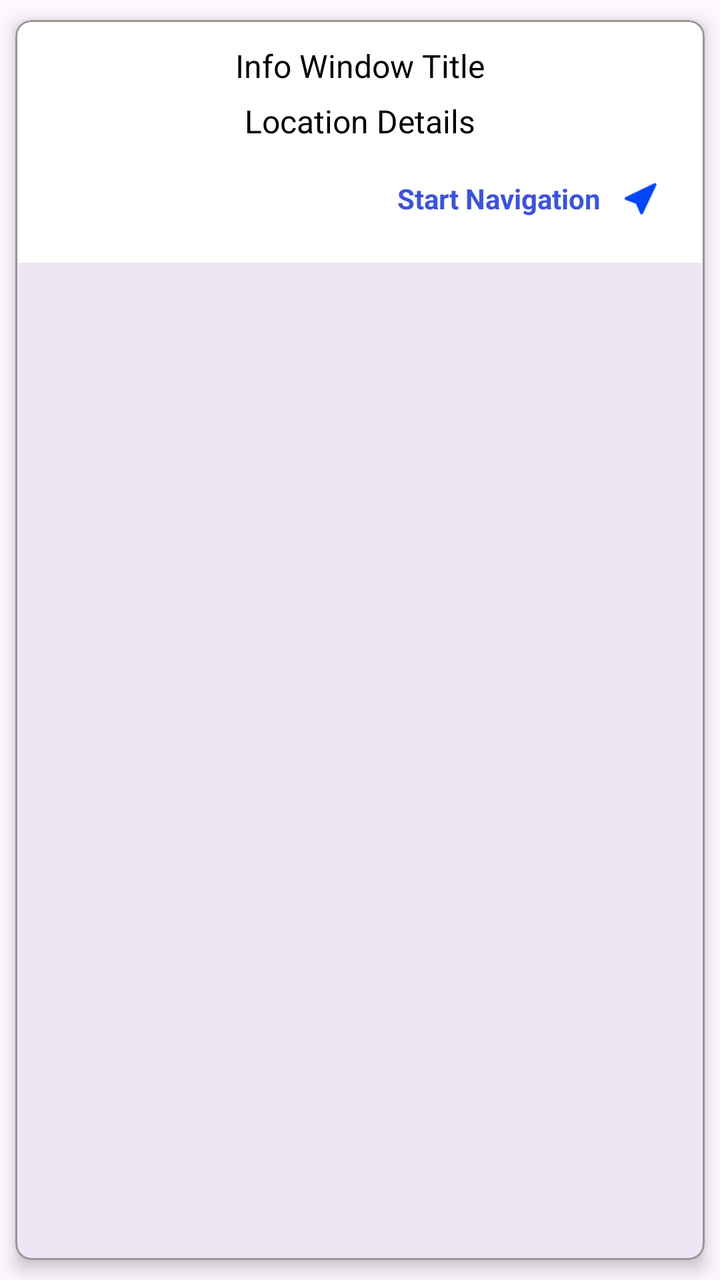
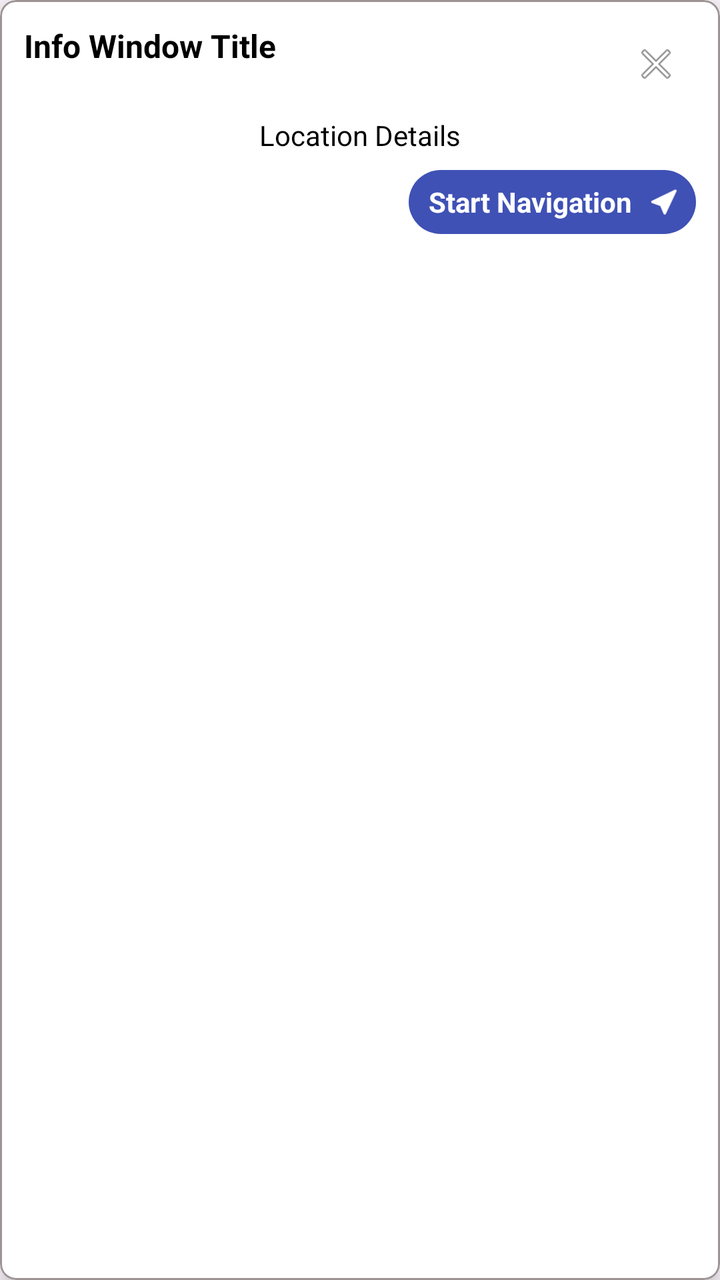

An Android layout rendered at two revisions. The XML below is the earlier revision; the diff shows what the commit changed to produce the second picture.
<!-- AndroidManifest.xml: application theme Theme.AyyapaTelugu -->
<!-- res/layout/custom_temple_window.xml -->
<?xml version="1.0" encoding="utf-8"?>
<com.google.android.material.card.MaterialCardView
    xmlns:android="http://schemas.android.com/apk/res/android"
    xmlns:card_view="http://schemas.android.com/apk/res-auto"
    android:id="@+id/card_list"
    android:orientation="vertical"
    android:background="#FFF"
    android:clickable="true"
    android:focusable="true"
    android:layout_width="match_parent"
    android:layout_height="wrap_content"
    card_view:strokeColor="#9E9494"
    card_view:strokeWidth="1dp"
    card_view:cardUseCompatPadding="true"
    card_view:cardElevation="5dp"
    card_view:cardCornerRadius="8dp"
    android:layout_margin="16dp">

    <LinearLayout android:layout_width="match_parent"
        android:layout_height="wrap_content"
        android:background="#FFF"
        android:padding="12dp"
        android:orientation="vertical">
        <TextView
            android:id="@+id/window_title"
            android:layout_width="match_parent"
            android:layout_height="wrap_content"
            android:textAppearance="?android:attr/textAppearanceLarge"
            android:textColor="@android:color/black"
            android:gravity="center"
            android:textSize="16dp"
            android:text="Info Window Title" />
        <TextView
            android:id="@+id/window_location"
            android:layout_width="match_parent"
            android:layout_height="wrap_content"
            android:textAppearance="?android:attr/textAppearanceLarge"
            android:textColor="@android:color/black"
            android:gravity="center"
            android:layout_marginTop="6dp"
            android:textSize="16dp"
            android:text="Location Details" />
        <LinearLayout
            android:layout_width="match_parent"
            android:layout_height="wrap_content"
            android:orientation="horizontal"
            android:gravity="right"
            android:layout_marginTop="8dp">
            <LinearLayout
                android:layout_width="wrap_content"
                android:layout_height="wrap_content"
                android:id="@+id/start_navigation_button"
                android:orientation="horizontal">
                <TextView
                    android:layout_width="wrap_content"
                    android:layout_height="wrap_content"
                    android:text="Start Navigation"
                    android:textSize="14dp"
                    android:layout_marginLeft="10dp"
                    android:textColor="#3C54DA"
                    android:textStyle="bold"
                    android:layout_gravity="center"/>
                <ImageView
                    android:layout_width="40dp"
                    android:layout_height="40dp"
                    android:text="Start Navigation"
                    android:src="@drawable/navigation_icon"
                    android:backgroundTint="#E41010" />
            </LinearLayout>
        </LinearLayout>
    </LinearLayout>

</com.google.android.material.card.MaterialCardView>
<!-- resources referenced by this layout -->
<resources>
  <!-- drawable navigation_icon: png bitmap (drawable, 2455 bytes) -->
  <style name="Theme.AyyapaTelugu" parent="Base.Theme.AyyapaTelugu" />
  <style name="Base.Theme.AyyapaTelugu" parent="Theme.Material3.DayNight.NoActionBar">
          
          
          <item name="windowActionBar">false</item>
          <item name="android:windowNoTitle">true</item>
  
      </style>
</resources>

<!-- the commit's change to res/layout/custom_temple_window.xml (unified diff, before → after) -->
@@ -3,33 +3,50 @@
     xmlns:android="http://schemas.android.com/apk/res/android"
     xmlns:card_view="http://schemas.android.com/apk/res-auto"
     android:id="@+id/card_list"
-    android:orientation="vertical"
-    android:background="#FFF"
     android:clickable="true"
     android:focusable="true"
-    android:layout_width="match_parent"
+    android:layout_width="wrap_content"
     android:layout_height="wrap_content"
     card_view:strokeColor="#9E9494"
     card_view:strokeWidth="1dp"
-    card_view:cardUseCompatPadding="true"
-    card_view:cardElevation="5dp"
-    card_view:cardCornerRadius="8dp"
-    android:layout_margin="16dp">
+    card_view:cardUseCompatPadding="false"
+    card_view:cardBackgroundColor="#FFFFFF"
+    card_view:cardElevation="6dp"
+    card_view:cardCornerRadius="8dp">
 
-    <LinearLayout android:layout_width="match_parent"
+    <LinearLayout
+        android:layout_width="match_parent"
         android:layout_height="wrap_content"
         android:background="#FFF"
         android:padding="12dp"
         android:orientation="vertical">
-        <TextView
-            android:id="@+id/window_title"
+
+        <LinearLayout
             android:layout_width="match_parent"
             android:layout_height="wrap_content"
-            android:textAppearance="?android:attr/textAppearanceLarge"
-            android:textColor="@android:color/black"
-            android:gravity="center"
-            android:textSize="16dp"
-            android:text="Info Window Title" />
+            android:gravity="top">
+
+            <TextView
+                android:id="@+id/window_title"
+                android:layout_width="0dp"
+                android:layout_height="wrap_content"
+                android:layout_weight="1"
+                android:textColor="#000000"
+                android:textSize="16dp"
+                android:textStyle="bold"
+                android:text="Info Window Title" />
+
+            <ImageButton
+                android:id="@+id/window_close"
+                android:layout_width="40dp"
+                android:layout_height="40dp"
+                android:padding="8dp"
+                android:scaleType="fitCenter"
+                android:background="?attr/selectableItemBackgroundBorderless"
+                android:contentDescription="Close"
+                android:src="@android:drawable/ic_menu_close_clear_cancel" />
+        </LinearLayout>
+
         <TextView
             android:id="@+id/window_location"
             android:layout_width="match_parent"
@@ -38,34 +55,37 @@
             android:textColor="@android:color/black"
             android:gravity="center"
             android:layout_marginTop="6dp"
-            android:textSize="16dp"
+            android:textSize="14dp"
             android:text="Location Details" />
+
         <LinearLayout
             android:layout_width="match_parent"
             android:layout_height="wrap_content"
             android:orientation="horizontal"
             android:gravity="right"
             android:layout_marginTop="8dp">
+
             <LinearLayout
+                android:id="@+id/start_navigation_button"
                 android:layout_width="wrap_content"
                 android:layout_height="wrap_content"
-                android:id="@+id/start_navigation_button"
+                android:background="@drawable/navigation_bg"
                 android:orientation="horizontal">
+
                 <TextView
                     android:layout_width="wrap_content"
                     android:layout_height="wrap_content"
                     android:text="Start Navigation"
                     android:textSize="14dp"
                     android:layout_marginLeft="10dp"
-                    android:textColor="#3C54DA"
+                    android:textColor="#FFF"
                     android:textStyle="bold"
-                    android:layout_gravity="center"/>
+                    android:layout_gravity="center" />
+
                 <ImageView
-                    android:layout_width="40dp"
-                    android:layout_height="40dp"
-                    android:text="Start Navigation"
-                    android:src="@drawable/navigation_icon"
-                    android:backgroundTint="#E41010" />
+                    android:layout_width="32dp"
+                    android:layout_height="32dp"
+                    android:src="@drawable/navigation_icon_white" />
             </LinearLayout>
         </LinearLayout>
     </LinearLayout>
<!-- resource entries referenced after the edit -->
@@ -1,6 +1,17 @@
 <!-- resources referenced by this layout -->
 <resources>
-  <!-- drawable navigation_icon: png bitmap (drawable, 2455 bytes) -->
+  <!-- drawable navigation_bg (drawable) -->
+  <?xml version="1.0" encoding="utf-8"?>
+  <selector xmlns:android="http://schemas.android.com/apk/res/android">
+      <item>
+          <shape android:shape="rectangle">
+              <solid android:color="#3F51B5" />
+              <corners android:radius="20dp" />
+          </shape>
+  
+      </item>
+  </selector>
+  <!-- drawable navigation_icon_white: png bitmap (drawable, 6765 bytes) -->
   <style name="Theme.AyyapaTelugu" parent="Base.Theme.AyyapaTelugu" />
   <style name="Base.Theme.AyyapaTelugu" parent="Theme.Material3.DayNight.NoActionBar">
           
